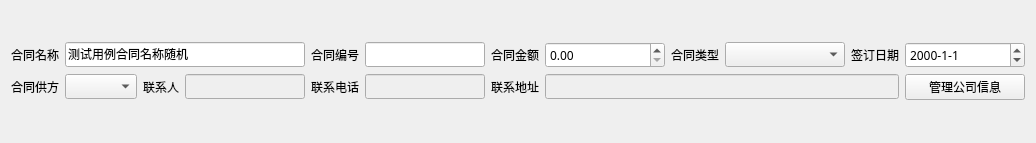
Qt form views/contract_template.ui (earlideal/jiandan) before a commit.
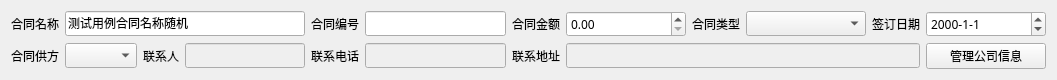
The same form after that commit.

The edit to the form file:
```diff
--- a/views/contract_template.ui
+++ b/views/contract_template.ui
@@ -6,8 +6,8 @@
    <rect>
     <x>0</x>
     <y>0</y>
-    <width>1031</width>
-    <height>143</height>
+    <width>1057</width>
+    <height>76</height>
    </rect>
   </property>
   <property name="font">
```
